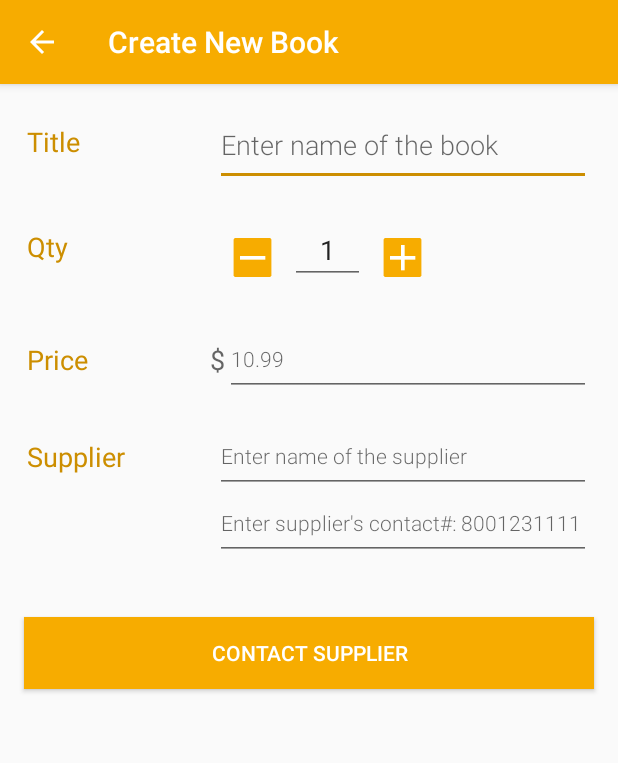
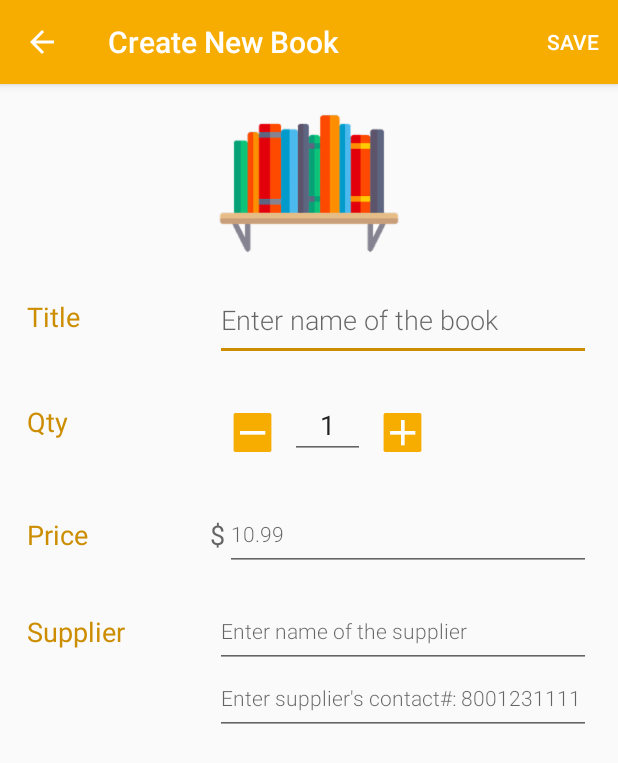
Before and after one commit to yaostyle/GSBookstore-S2, an Android app: the EditorActivity screen opened directly, with no data from a screen before it, on a phone screen of 412 x 824 dp. Shown: the top 763 px of the screen. Run offline under Robolectric (Android 15) with nearby library versions, the phone set to English and light mode, and no system bars.

Commit message:
UI tweak for create new book.

```diff
--- a/app/src/main/java/com/android/chrishsu/gsbookstore/EditorActivity.java
+++ b/app/src/main/java/com/android/chrishsu/gsbookstore/EditorActivity.java
@@ -8,8 +8,16 @@ import android.database.Cursor;
 import android.net.Uri;
 import android.os.Bundle;
 import android.support.annotation.Nullable;
+import android.support.v4.app.NavUtils;
 import android.support.v7.app.AppCompatActivity;
+import android.view.Menu;
+import android.view.MenuItem;
+import android.view.View;
+import android.view.WindowManager;
+import android.view.inputmethod.InputMethodManager;
+import android.widget.Button;
 import android.widget.EditText;
+import android.widget.ImageButton;
 
 import com.android.chrishsu.gsbookstore.data.BookContract;
 
@@ -30,6 +38,18 @@ public class EditorActivity
     private boolean mBookHasChanged = false;
 
     @Override
+    public boolean onPrepareOptionsMenu(Menu menu) {
+        super.onPrepareOptionsMenu(menu);
+
+        // This is for adding new book
+        if (mCurrentBookUri == null) {
+            MenuItem menuItem = menu.findItem(R.id.action_delete);
+            menuItem.setVisible(false);
+        }
+        return true;
+    }
+
+    @Override
     protected void onCreate(@Nullable Bundle savedInstanceState) {
         super.onCreate(savedInstanceState);
         setContentView(R.layout.activity_editor);
@@ -43,9 +63,46 @@ public class EditorActivity
         if (mCurrentBookUri ==  null) {
             setTitle(getString(R.string.editor_activity_title_new_book));
             invalidateOptionsMenu();
+            Button contactButton = findViewById(R.id.btn_contact_supplier);
+            contactButton.setVisibility(View.INVISIBLE);
         } else {
             setTitle(getString(R.string.editor_acitivity_titile_edit_book));
         }
+
+        // Wire up views
+        mNameEditText = findViewById(R.id.edit_book_name);
+        mPriceEditText = findViewById(R.id.edit_book_price);
+        mQtyEditText = findViewById(R.id.edit_book_qty);
+        mSupplierEditText = findViewById(R.id.edit_book_supplier);
+        mSupplierPhoneEditText = findViewById(R.id.edit_book_supplier_phone);
+
+        // Hide the keyboard initially
+        this.getWindow().setSoftInputMode(WindowManager.LayoutParams.SOFT_INPUT_STATE_ALWAYS_HIDDEN);
+
+        // Wire up Qty buttons view
+        ImageButton mQtyBtnPlus = findViewById(R.id.edit_book_qty_btn_plus);
+        ImageButton mQtyBtnMinus = findViewById(R.id.edit_book_qty_btn_minus);
+
+        // Logic to add qty when press +/-
+        mQtyBtnPlus.setOnClickListener(new View.OnClickListener() {
+            @Override
+            public void onClick(View view) {
+                int currentQty = Integer.parseInt(mQtyEditText.getText().toString());
+                mQtyEditText.setText(String.valueOf(currentQty+1));
+            }
+        });
+
+        mQtyBtnMinus.setOnClickListener(new View.OnClickListener() {
+            @Override
+            public void onClick(View view) {
+                int currentQty = Integer.parseInt(mQtyEditText.getText().toString());
+                // Prevent qty number from deduct less than 0
+                if (currentQty > 0) {
+                    mQtyEditText.setText(String.valueOf(currentQty - 1));
+                }
+            }
+        });
+
     }
 
     @Override
@@ -65,6 +122,38 @@ public class EditorActivity
                 null,
                 null,
                 null);
+    }
+
+    @Override
+    public boolean onCreateOptionsMenu(Menu menu) {
+        getMenuInflater().inflate(R.menu.menu_editor, menu);
+        return true;
+    }
+
+    @Override
+    public boolean onOptionsItemSelected(MenuItem item) {
+        switch (item.getItemId()) {
+            case R.id.action_save:
+                //TODO Save the book
+                finish();
+                return true;
+
+            case R.id.action_delete:
+                //TODO Delete Confirmation Dialog
+                return true;
+
+            case android.R.id.home:
+                if (!mBookHasChanged) {
+                    //Navigate back to parent activity
+                    NavUtils.navigateUpFromSameTask(this);
+                    return true;
+                }
+
+                //TODO: Setup dialog for unsaved changes
+                return true;
+        }
+
+        return super.onOptionsItemSelected(item);
     }
 
     @Override
--- a/app/src/main/res/layout/activity_catalog.xml
+++ b/app/src/main/res/layout/activity_catalog.xml
@@ -17,7 +17,7 @@
         <TextView
             android:layout_width="170dp"
             android:layout_height="wrap_content"
-            android:fontFamily="sans-serif-medium"
+            android:fontFamily="sans-serif"
             android:textAppearance="?android:textAppearanceSmall"
             android:textColor="@android:color/darker_gray"
             android:layout_gravity="center_vertical"
--- a/app/src/main/res/layout/activity_editor.xml
+++ b/app/src/main/res/layout/activity_editor.xml
@@ -12,6 +12,14 @@
     android:orientation="vertical"
     android:padding="8dp"
     tools:context=".EditorActivity">
+
+    <ImageView
+        android:layout_width="wrap_content"
+        android:layout_height="wrap_content"
+        android:src="@drawable/ic_edit_books"
+        android:layout_gravity="center_horizontal"
+        android:scaleY="0.8"
+        android:scaleX="0.8"/>
 
     <!-- Name Row -->
     <LinearLayout
--- /dev/null
+++ b/app/src/main/res/menu/menu_editor.xml
@@ -0,0 +1,16 @@
+<?xml version="1.0" encoding="utf-8"?>
+<menu xmlns:android="http://schemas.android.com/apk/res/android"
+    xmlns:tools="http://schemas.android.com/tools"
+    xmlns:app="http://schemas.android.com/apk/res-auto"
+    tools:context=".EditorActivity">
+
+    <item
+        android:id="@+id/action_save"
+        android:title="@string/action_save"
+        app:showAsAction="always" />
+    <item
+        android:id="@+id/action_delete"
+        android:title="@string/action_delete"
+        app:showAsAction="never" />
+
+</menu>
--- a/app/src/main/res/values/strings.xml
+++ b/app/src/main/res/values/strings.xml
@@ -36,4 +36,6 @@
 
     <string name="editor_activity_title_new_book">Create New Book</string>
     <string name="editor_acitivity_titile_edit_book">Edit Book</string>
+    <string name="action_save">Save</string>
+    <string name="action_delete">Delete</string>
 </resources>
```
Also changed, not shown: app/src/main/res/drawable-hdpi/ic_edit_books.png (added), app/src/main/res/drawable-mdpi/ic_edit_books.png (added), app/src/main/res/drawable-xhdpi/ic_edit_books.png (added), app/src/main/res/drawable-xxhdpi/ic_edit_books.png (added), app/src/main/res/drawable-xxxhdpi/ic_edit_books.png (added).
